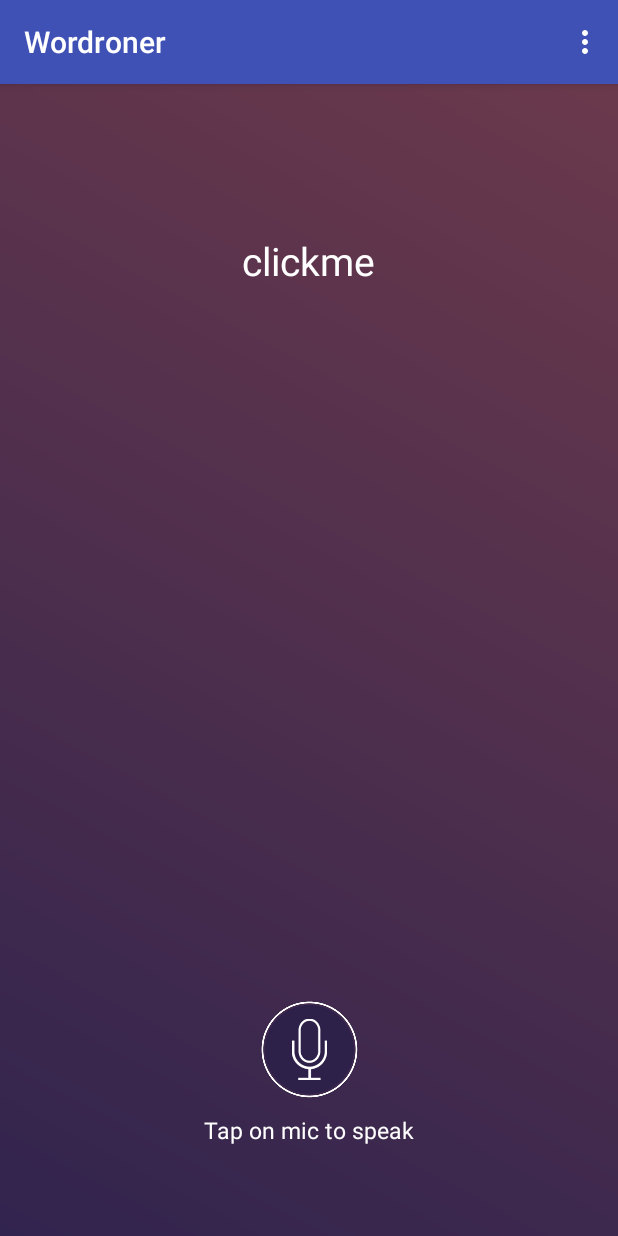
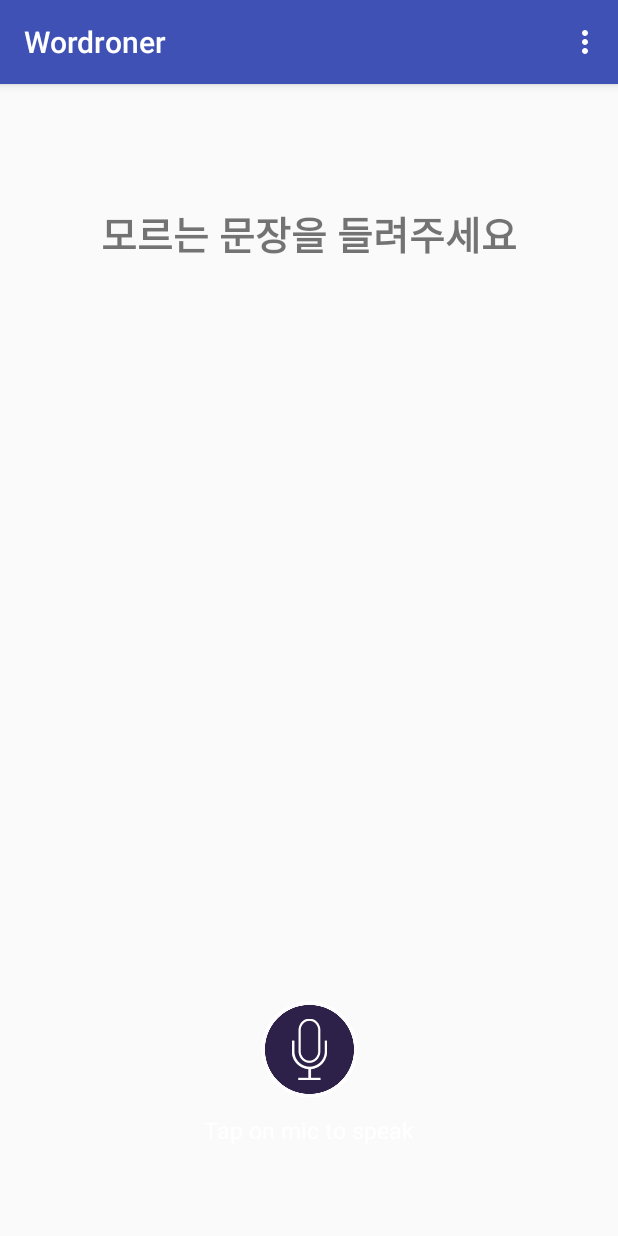
Before and after one commit to GDGKC-FirebasedHackathon/Wordroner, an Android app: the RecordActivity screen opened directly, with no data from a screen before it, on a phone screen of 412 x 824 dp. Run offline under Robolectric (Android 15) with nearby library versions, the phone set to English and light mode, and no system bars.

Commit message:
design update v_2

```diff
--- a/Wordroner/app/src/main/java/com/wordroner/wordroner/RecordActivity.java
+++ b/Wordroner/app/src/main/java/com/wordroner/wordroner/RecordActivity.java
@@ -108,7 +108,7 @@ public class RecordActivity extends AppCompatActivity {
                     ArrayList<String> result = data
                             .getStringArrayListExtra(RecognizerIntent.EXTRA_RESULTS);
                     Log.d("어레이리스트확인", "onActivityResult: " + result.getClass());
-                    txtSpeechInput.setText(result.get(0));
+                    txtSpeechInput.setText("1등 : "+result.get(0));
                     initData(result);
                 }
                 break;
--- a/Wordroner/app/src/main/res/layout/activity_record.xml
+++ b/Wordroner/app/src/main/res/layout/activity_record.xml
@@ -2,7 +2,6 @@
     xmlns:tools="http://schemas.android.com/tools"
     android:layout_width="match_parent"
     android:layout_height="match_parent"
-    android:background="@drawable/bg_gradient"
     android:orientation="vertical">
 
     <TextView
@@ -11,11 +10,11 @@
         android:layout_height="wrap_content"
         android:layout_alignParentTop="true"
         android:layout_centerHorizontal="true"
-        android:layout_marginTop="100dp"
-        android:textColor="@color/white"
+        android:layout_marginTop="80dp"
+        android:layout_marginBottom="30dp"
         android:textSize="26dp"
-        android:text="clickme"
-        android:textStyle="normal" />
+        android:text="모르는 문장을 들려주세요"
+        android:textStyle="bold" />
 
     <ListView
         android:layout_below="@id/txtSpeechInput"
```
